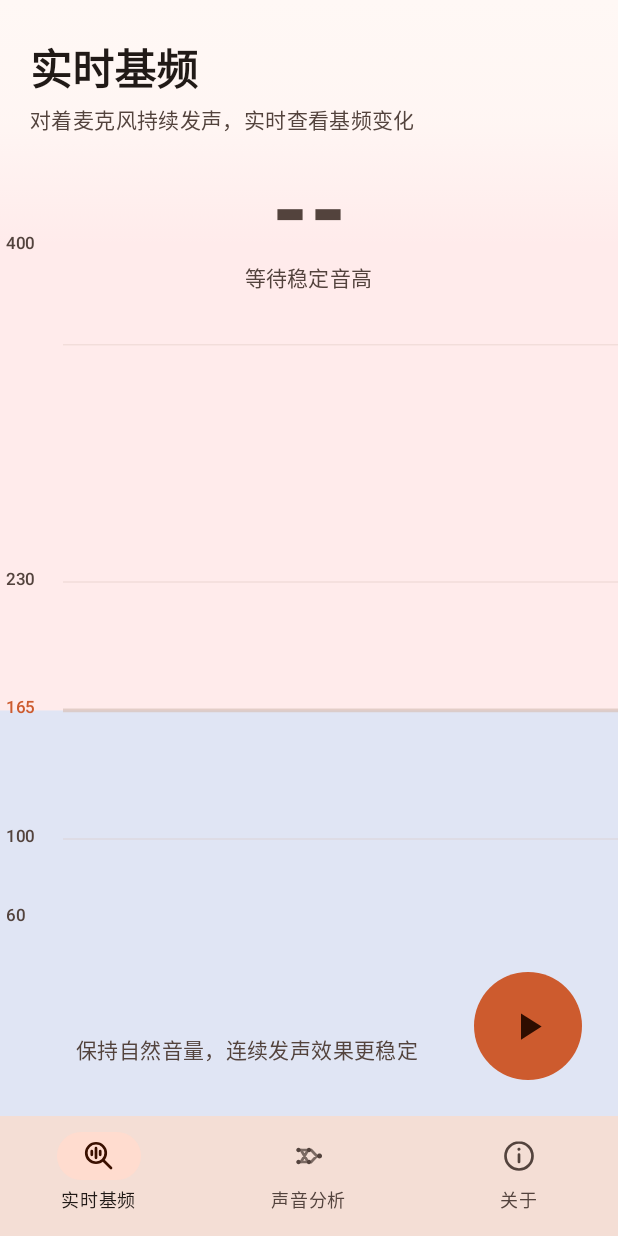
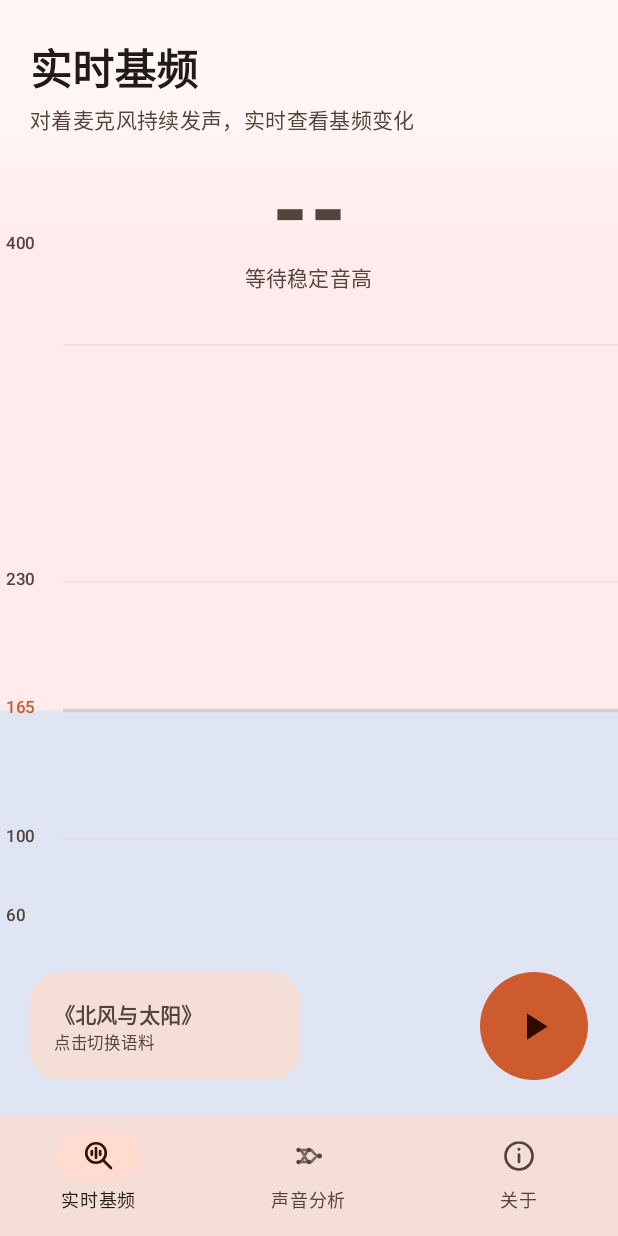
Before and after one commit to project-pitchee/Pitchee-Android, an Android app built with Jetpack Compose: the screen it shows after launch (MainActivity), on a phone screen of 412 x 824 dp. Run offline under Robolectric (Android 15) with nearby library versions, the light colour scheme and no system bars.

Commit message:
Polish realtime pitch controls

```diff
--- /dev/null
+++ b/app/src/main/java/io/rovly/pitchee/ui/ReadingPassages.kt
@@ -0,0 +1,21 @@
+package io.rovly.pitchee.ui
+
+internal data class ReadingPassage(
+    val title: String,
+    val text: String,
+)
+
+internal val readingPassages = listOf(
+    ReadingPassage(
+        title = "北风与太阳",
+        text = "北风和太阳争论谁更有力量。路上来了一位行人，他们约定，谁能让行人脱下外套，谁就赢。北风用力吹，行人反而把外套裹得更紧。太阳温暖地照着，行人渐渐感到热，最后主动脱下了外套。",
+    ),
+    ReadingPassage(
+        title = "乌鸦喝水",
+        text = "一只乌鸦口渴了，到处找水喝。它看见一个瓶子，瓶子里有水，可是水位太低，乌鸦够不着。乌鸦衔来一颗颗小石子放进瓶里。瓶子里的水渐渐升高，乌鸦终于喝到了水。",
+    ),
+    ReadingPassage(
+        title = "小马过河",
+        text = "小马要把半袋麦子送到磨坊。一条小河挡住了路。牛说河水很浅，松鼠说河水很深。小马回家问妈妈。妈妈让它自己去试一试。小马小心地走进河里，发现河水既不像牛说的那么浅，也不像松鼠说的那么深。",
+    ),
+)
--- a/app/src/main/java/io/rovly/pitchee/ui/RealtimePitchScreen.kt
+++ b/app/src/main/java/io/rovly/pitchee/ui/RealtimePitchScreen.kt
@@ -7,9 +7,11 @@ import androidx.activity.result.contract.ActivityResultContracts
 import androidx.compose.foundation.Canvas
 import androidx.compose.animation.core.animateFloatAsState
 import androidx.compose.animation.core.spring
+import androidx.compose.foundation.layout.Arrangement
 import androidx.compose.foundation.layout.Box
 import androidx.compose.foundation.layout.BoxWithConstraints
 import androidx.compose.foundation.layout.Column
+import androidx.compose.foundation.layout.Row
 import androidx.compose.foundation.layout.Spacer
 import androidx.compose.foundation.layout.fillMaxSize
 import androidx.compose.foundation.layout.fillMaxWidth
@@ -17,16 +19,20 @@ import androidx.compose.foundation.layout.height
 import androidx.compose.foundation.layout.offset
 import androidx.compose.foundation.layout.padding
 import androidx.compose.foundation.layout.size
+import androidx.compose.foundation.shape.RoundedCornerShape
 import androidx.compose.material3.FilledIconButton
 import androidx.compose.material3.CircularProgressIndicator
 import androidx.compose.material3.Icon
 import androidx.compose.material3.MaterialTheme
+import androidx.compose.material3.Surface
 import androidx.compose.material3.Text
 import androidx.compose.runtime.Composable
 import androidx.compose.runtime.DisposableEffect
 import androidx.compose.runtime.getValue
+import androidx.compose.runtime.mutableIntStateOf
 import androidx.compose.runtime.mutableStateOf
 import androidx.compose.runtime.remember
+import androidx.compose.runtime.saveable.rememberSaveable
 import androidx.compose.runtime.setValue
 import androidx.compose.ui.Alignment
 import androidx.compose.ui.Modifier
@@ -56,6 +62,7 @@ internal fun RealtimePitchScreen() {
     val viewModel: PitchViewModel = viewModel(factory = factory)
     val state by viewModel.state.collectAsStateWithLifecycle()
     var permissionDenied by remember { mutableStateOf(false) }
+    var selectedPassageIndex by rememberSaveable { mutableIntStateOf(0) }
 
     val permissionLauncher = rememberLauncherForActivityResult(
         ActivityResultContracts.RequestPermission(),
@@ -137,7 +144,7 @@ internal fun RealtimePitchScreen() {
             modifier = Modifier
                 .align(Alignment.BottomCenter)
                 .fillMaxWidth()
-                .padding(start = 20.dp, end = 104.dp, bottom = 34.dp),
+                .padding(horizontal = 20.dp, vertical = 24.dp),
             horizontalAlignment = Alignment.CenterHorizontally,
         ) {
             state.error?.let { error ->
@@ -165,22 +172,52 @@ internal fun RealtimePitchScreen() {
                     color = MaterialTheme.colorScheme.onSurfaceVariant,
                     textAlign = TextAlign.Center,
                 )
-            } else if (!state.running) {
+                Spacer(Modifier.height(10.dp))
+            }
+            val passage = readingPassages[selectedPassageIndex]
+            Row(
+                modifier = Modifier
+                    .fillMaxWidth()
+                    .height(72.dp),
+                verticalAlignment = Alignment.CenterVertically,
+            ) {
+                Surface(
+                    onClick = {
+                        selectedPassageIndex = (selectedPassageIndex + 1) % readingPassages.size
+                    },
+                    modifier = Modifier
+                        .weight(1f)
+                        .height(72.dp),
+                    shape = RoundedCornerShape(20.dp),
+                    color = MaterialTheme.colorScheme.surfaceVariant,
+                ) {
+                    Column(
+                        modifier = Modifier.padding(horizontal = 16.dp, vertical = 10.dp),
+                        verticalArrangement = Arrangement.Center,
+                    ) {
                         Text(
-                    text = stringResource(R.string.pitch_instruction),
-                    style = MaterialTheme.typography.bodyMedium,
+                            text = "《${passage.title}》",
+                            style = MaterialTheme.typography.titleSmall,
+                            fontWeight = FontWeight.Bold,
+                            maxLines = 1,
+                        )
+                        Text(
+                            text = "点击切换语料",
+                            style = MaterialTheme.typography.labelSmall,
                             color = MaterialTheme.colorScheme.onSurfaceVariant,
-                    textAlign = TextAlign.Center,
                         )
                     }
                 }
-
+                Spacer(Modifier.size(12.dp))
+                Box(
+                    modifier = Modifier
+                        .weight(1f)
+                        .height(72.dp),
+                    contentAlignment = Alignment.CenterEnd,
+                ) {
                     FilledIconButton(
                         onClick = ::toggleMonitoring,
-            modifier = Modifier
-                .align(Alignment.BottomEnd)
-                .padding(24.dp)
-                .size(72.dp),
+                        modifier = Modifier.size(72.dp),
                     ) {
                         if (state.preparing) {
                             CircularProgressIndicator(
@@ -202,6 +239,9 @@ internal fun RealtimePitchScreen() {
                                 ),
                                 modifier = Modifier.size(30.dp),
                             )
+                        }
+                    }
+                }
             }
         }
     }
--- a/app/src/main/java/io/rovly/pitchee/ui/RecordingStage.kt
+++ b/app/src/main/java/io/rovly/pitchee/ui/RecordingStage.kt
@@ -385,20 +385,3 @@ private fun progressStageLabel(stage: PitcheeProgressStage): Int = when (stage)
     PitcheeProgressStage.SERIALIZING_RESULT -> R.string.progress_serializing
     PitcheeProgressStage.COMPLETED -> R.string.progress_completed
 }
-
-private data class ReadingPassage(val title: String, val text: String)
-
-private val readingPassages = listOf(
-    ReadingPassage(
-        title = "北风与太阳",
-        text = "北风和太阳争论谁更有力量。路上来了一位行人，他们约定，谁能让行人脱下外套，谁就赢。北风用力吹，行人反而把外套裹得更紧。太阳温暖地照着，行人渐渐感到热，最后主动脱下了外套。",
-    ),
-    ReadingPassage(
-        title = "乌鸦喝水",
-        text = "一只乌鸦口渴了，到处找水喝。它看见一个瓶子，瓶子里有水，可是水位太低，乌鸦够不着。乌鸦衔来一颗颗小石子放进瓶里。瓶子里的水渐渐升高，乌鸦终于喝到了水。",
-    ),
-    ReadingPassage(
-        title = "小马过河",
-        text = "小马要把半袋麦子送到磨坊。一条小河挡住了路。牛说河水很浅，松鼠说河水很深。小马回家问妈妈。妈妈让它自己去试一试。小马小心地走进河里，发现河水既不像牛说的那么浅，也不像松鼠说的那么深。",
-    ),
-)
--- a/app/src/main/res/values/strings.xml
+++ b/app/src/main/res/values/strings.xml
@@ -11,7 +11,6 @@
     <string name="pitch_no_voice">等待稳定音高</string>
     <string name="pitch_current_f0">当前基频</string>
     <string name="pitch_preparing">正在准备实时模型</string>
-    <string name="pitch_instruction">保持自然音量，连续发声效果更稳定</string>
     <string name="pitch_start_monitoring">开始实时监测</string>
     <string name="pitch_stop_monitoring">停止监测</string>
     <string name="analysis_inference_title">推理你的声音</string>
```
Lines whose indentation alone changed are shown as unchanged.
